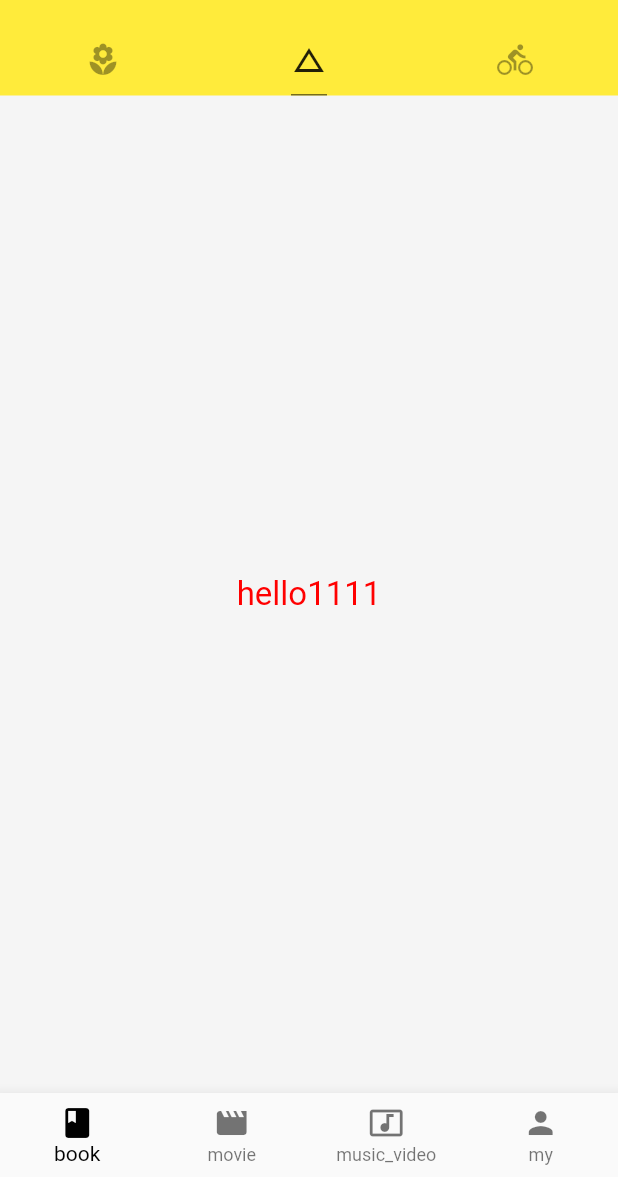
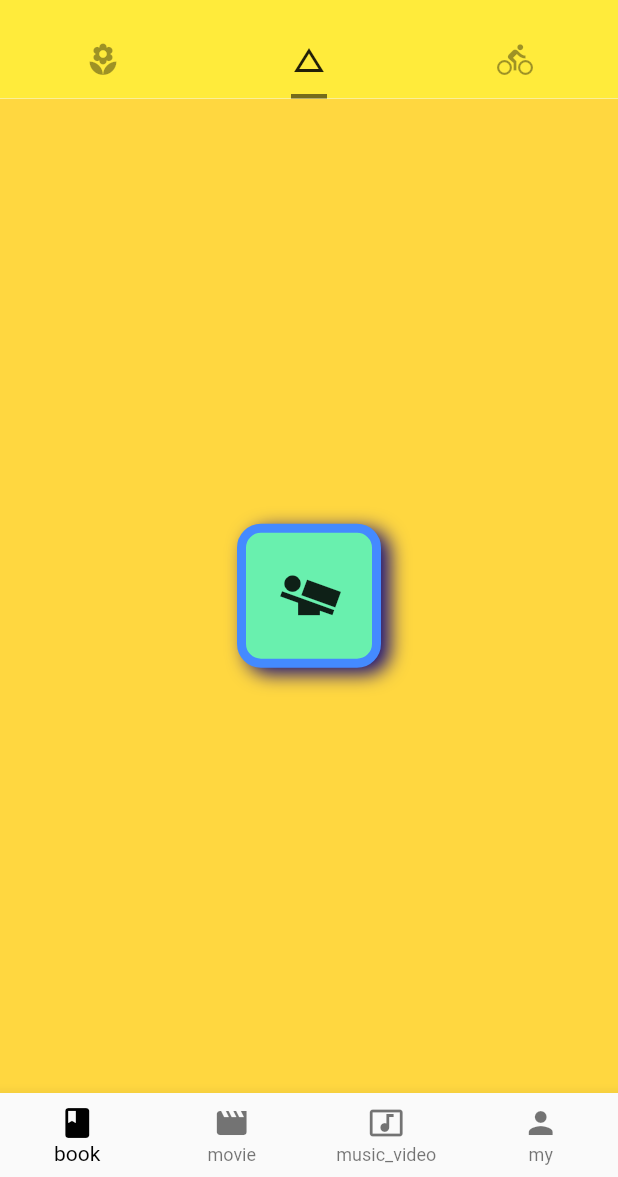
Before and after one commit to simpleSmileL/flutterapp, a Flutter app: the screen it shows after launch, tab 2 chosen, on a phone screen of 412 x 824 dp, the part 59-1236 px from its top. Run offline on Flutter 3.47's test engine with Material 2 defaults, Android fonts, the phone set to English and light mode, and no system bars; network calls fail.

Commit message:
2020.12.17 富文本内容

```diff
--- a/lib/demo/BottemNavigationBarDemo.dart
+++ b/lib/demo/BottemNavigationBarDemo.dart
@@ -3,13 +3,18 @@ import 'package:flutter/material.dart';
 class BottomNavigationBarDemo extends StatefulWidget {
   @override
   State<StatefulWidget> createState() {
-    // TODO: implement createState
     return _BottomNavigationBarDemo();
   }
 }
 
 class _BottomNavigationBarDemo extends State<BottomNavigationBarDemo> {
   int _currentIndex = 0;
+
+  int get currentIndex => _currentIndex;
+
+  set currentIndex(int value) {
+    _currentIndex = value;
+  }
 
   void _onTagHandler(int index) {
     setState(() {
@@ -31,6 +36,7 @@ class _BottomNavigationBarDemo extends State<BottomNavigationBarDemo> {
             icon: Icon(
               Icons.book,
             ),
+            // ignore: deprecated_member_use
             title: Text('book')),
         BottomNavigationBarItem(icon: Icon(Icons.movie), title: Text('movie')),
         BottomNavigationBarItem(
--- a/lib/demo/HelloDemo.dart
+++ b/lib/demo/HelloDemo.dart
@@ -1,18 +1,75 @@
 import 'package:flutter/material.dart';
 
-class Hellodemo extends StatelessWidget{
+class Hellodemo extends StatelessWidget {
+  @override
+  Widget build(BuildContext context) {
+    return Container(
+      color: Colors.amberAccent,
+      child: Row(
+        mainAxisAlignment: MainAxisAlignment.center,
+        children: <Widget>[
+          Container(
+            child: Icon(
+              Icons.airline_seat_flat_angled_sharp,
+              size: 44.0,
+            ),
+            padding: EdgeInsets.all(20.0),
+            decoration: BoxDecoration(
+                color: Colors.greenAccent,
+                border: Border.all(
+                    color: Colors.blueAccent,
+                    width: 6.0,
+                    style: BorderStyle.solid),
+            borderRadius: BorderRadius.circular(16.0),
+              boxShadow: [BoxShadow(
+                offset: Offset(6.0, 4.0),
+                color: Color.fromRGBO(22, 10, 122, 1.0),
+                blurRadius: 10.0,
+              )]
+            ),
+
+          )
+        ],
+      ),
+    );
+  }
+}
+
+class RichTextDemo extends StatelessWidget {
   @override
   Widget build(BuildContext context) {
     // TODO: implement build
     return Center(
-      child: Text(
-        'hello1111',
-        textDirection: TextDirection.ltr,
-        style: TextStyle(
-          fontSize: 22,
-          color: Color.fromARGB(255, 255, 0, 0),
-        ),
-      ),
+        child: RichText(
+            text: TextSpan(
+                text: "虾饺",
+                style: TextStyle(
+                    fontSize: 18.0,
+                    color: Colors.deepOrangeAccent,
+                    fontWeight: FontWeight.w100,
+                    fontStyle: FontStyle.italic),
+                children: [
+          TextSpan(
+              text: ".炖蘑菇",
+              style: TextStyle(fontSize: 14.0, color: Colors.blueGrey)),
+        ])));
+  }
+}
+
+class TextDemo extends StatelessWidget {
+  final _textstyle =
+      TextStyle(fontSize: 16, color: Color.fromARGB(255, 0, 0, 0));
+  final String _author = "礼拜";
+  final String _title = "将进酒";
+
+  @override
+  Widget build(BuildContext context) {
+    // TODO: implement build
+    return Text(
+      '《$_title》——$_author 君不见，黄河之水天上来，奔流到海不复回。君不见，高堂明镜悲白发，朝如青丝暮成雪。人生得意须尽欢，莫使金樽空对月。天生我材必有用，千金散尽还复来。烹羊宰牛且为乐，会须一饮三百杯。岑夫子，丹丘生，将进酒，杯莫停。',
+      style: _textstyle,
+      maxLines: 4,
+      overflow: TextOverflow.ellipsis,
     );
   }
 }
--- a/lib/main.dart
+++ b/lib/main.dart
@@ -26,10 +26,9 @@ class App extends StatelessWidget {
 }
 
 class Home extends StatelessWidget {
+
   @override
   Widget build(BuildContext context) {
-
-    // TODO: implement build
     return DefaultTabController(
       length: 3,
       child: Scaffold(
@@ -53,7 +52,7 @@ class Home extends StatelessWidget {
               indicatorColor: Colors.black54,
 
               indicatorSize: TabBarIndicatorSize.label,
-              indicatorWeight: 1.0,
+              indicatorWeight: 3.0,
               //指示条的粗细调整
               tabs: <Widget>[
                 Tab(icon: Icon(Icons.local_florist)),
@@ -61,13 +60,13 @@ class Home extends StatelessWidget {
                 Tab(icon: Icon(Icons.directions_bike)),
               ]),
         ),
-        body: TabBarView(children: <Widget>[
+        body:TabBarView(children: <Widget>[
           ListViewDemo(),
           Hellodemo(),
           LayoutDemo()
         ]),
         drawer: DrawerDemo(),
-        bottomNavigationBar:BottomNavigationBarDemo() ,
+        bottomNavigationBar:BottomNavigationBarDemo(),
       ),
     );
   }
```
